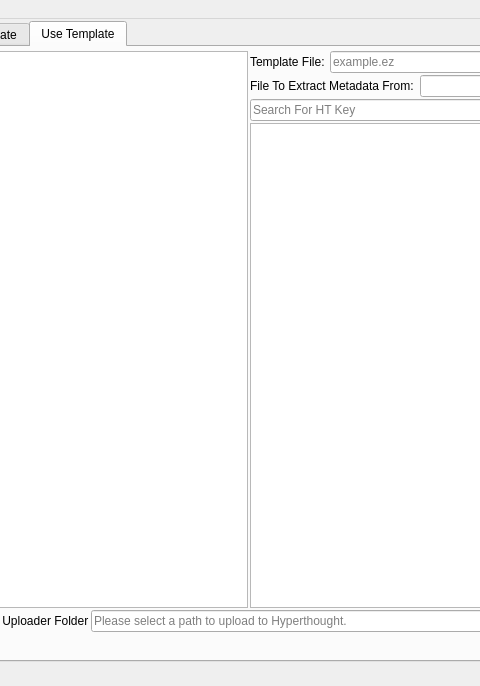
This is mainwindow.ui in BlueQuartzSoftware/MetaForge as Qt 5 draws it before an edit; both pictures show x 85 to 565 and y 0 to 686 of the 1379 by 686 pixel window. The edited form follows.
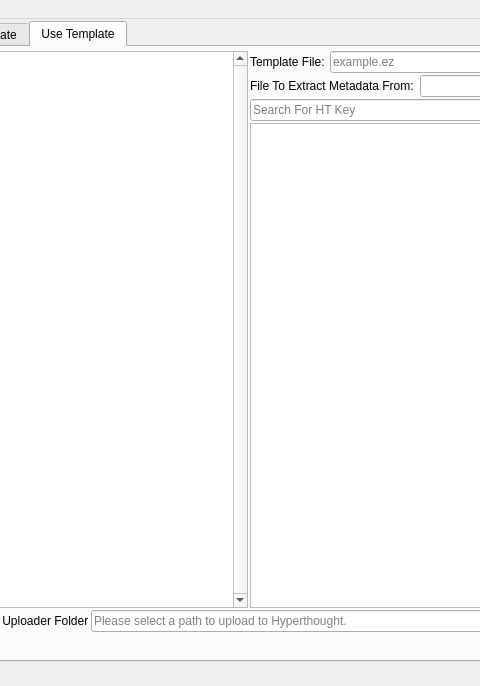
This is the edited form. The open tabs and pages were chosen to show the change.

Commit message: Added permanent scroll bar to list view on use side Moved append button to not be blocked by the scrollbar on the use list side

Diff of the .ui file:
```diff
--- a/mainwindow.ui
+++ b/mainwindow.ui
@@ -395,6 +395,9 @@
             <property name="acceptDrops">
              <bool>true</bool>
             </property>
+            <property name="verticalScrollBarPolicy">
+             <enum>Qt::ScrollBarAlwaysOn</enum>
+            </property>
             <property name="alternatingRowColors">
              <bool>true</bool>
             </property>
```
Left out of the diff: 2 changed lines with no effect on the pictures. The commit also changes 2 other files.
